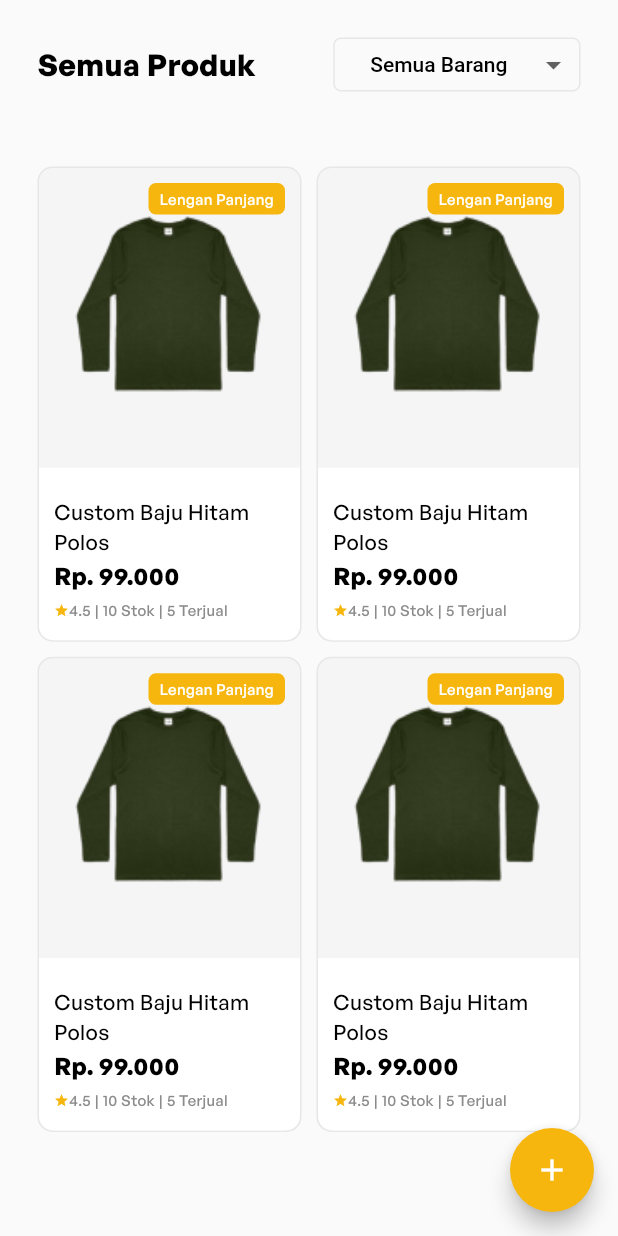
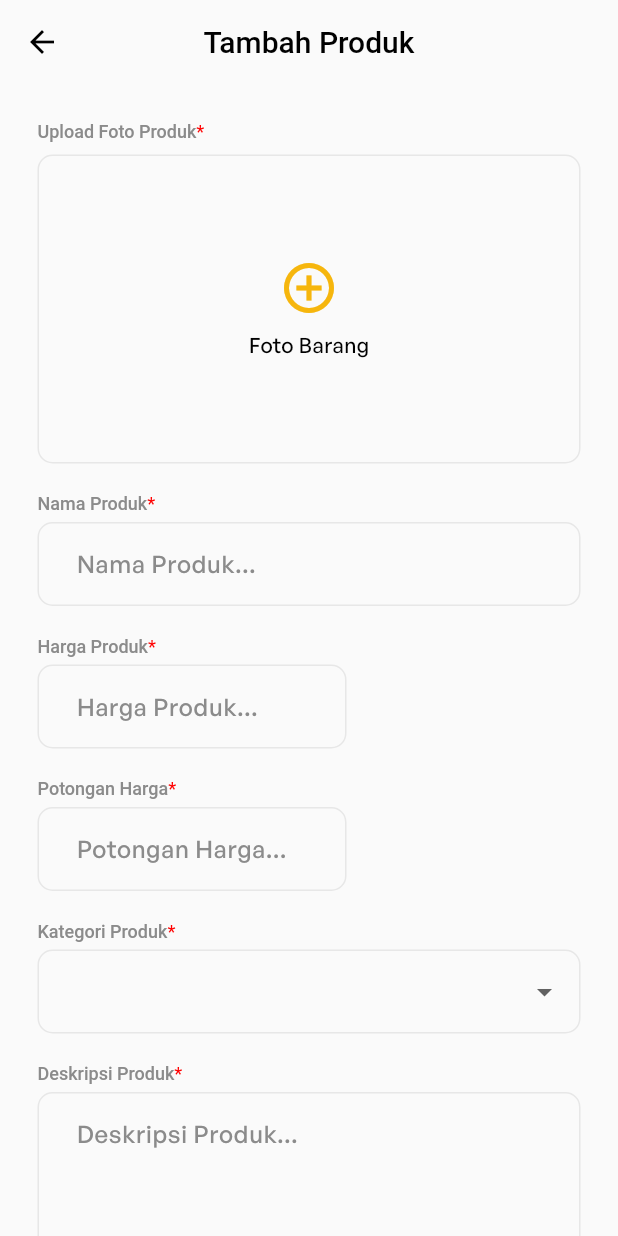
Before and after one commit to fdiwangkara/klambi_ta_admin, a Flutter app: the ProductScreenView screen opened by its route, after a tap on the "add" icon, on a phone screen of 412 x 824 dp. Run offline on Flutter 3.47's test engine with Material 3 defaults, Android fonts, the phone set to English and light mode, and no system bars; our stand-ins replace fl_chart, flutter_svg, get, image_picker.

Commit message:
style: [FD] Create Add Product Page View for Products

```diff
--- a/lib/components/custom_textfield.dart
+++ b/lib/components/custom_textfield.dart
@@ -12,6 +12,7 @@ class CustomTextFormField extends StatelessWidget {
   final String? Function(String?)? validator;
   final bool hasSuffixIcon;
   final Function()? onSuffixIconTap;
+  final int? maxLines; // Add this property
 
   const CustomTextFormField({
     Key? key,
@@ -24,6 +25,7 @@ class CustomTextFormField extends StatelessWidget {
     this.validator,
     this.hasSuffixIcon = false,
     this.onSuffixIconTap,
+    this.maxLines = 1, // Default value is 1
   }) : super(key: key);
 
   @override
@@ -34,6 +36,7 @@ class CustomTextFormField extends StatelessWidget {
       onChanged: onChanged,
       onSaved: onSaved,
       validator: validator,
+      maxLines: maxLines, // Use the maxLines property
       decoration: InputDecoration(
         contentPadding: const EdgeInsets.all(16),
         hintText: hintText,
--- a/lib/routes/routes.dart
+++ b/lib/routes/routes.dart
@@ -6,6 +6,8 @@ import 'package:klambi_admin/screens/login/login_binding.dart';
 import 'package:klambi_admin/screens/login/login_screen.dart';
 import 'package:klambi_admin/screens/orders/orders_binding.dart';
 import 'package:klambi_admin/screens/orders/orders_screen.dart';
+import 'package:klambi_admin/screens/product/add_product/add_product_binding.dart';
+import 'package:klambi_admin/screens/product/add_product/add_product_screen.dart';
 import 'package:klambi_admin/screens/product/product_binding.dart';
 import 'package:klambi_admin/screens/product/product_screen.dart';
 import 'package:klambi_admin/screens/profile/edit_profile/edit_profile_binding.dart';
@@ -37,6 +39,11 @@ List<GetPage> routes = [
     binding: ProductBinding(),
   ),
   GetPage(
+    name: '/addProduct',
+    page: () => const AddProductScreenView(),
+    binding: AddProductBinding(),
+  ),
+  GetPage(
     name: '/orders',
     page: () => const OrdersScreenView(),
     binding: OrdersBinding(),
--- /dev/null
+++ b/lib/screens/product/add_product/add_product_binding.dart
@@ -0,0 +1,11 @@
+import 'package:get/get.dart';
+import 'package:klambi_admin/screens/product/add_product/add_product_controller.dart';
+
+class AddProductBinding extends Bindings {
+  @override
+  void dependencies() {
+    Get.lazyPut<AddProductController>(
+          () => AddProductController(),
+    );
+  }
+}
--- /dev/null
+++ b/lib/screens/product/add_product/add_product_controller.dart
@@ -0,0 +1,6 @@
+import 'package:flutter/material.dart';
+import 'package:get/get.dart';
+
+class AddProductController extends GetxController {
+
+}
--- /dev/null
+++ b/lib/screens/product/add_product/add_product_screen.dart
@@ -0,0 +1,44 @@
+import 'package:flutter/material.dart';
+import 'package:get/get.dart';
+import 'package:klambi_admin/helper/constants.dart';
+import 'package:klambi_admin/screens/product/add_product/add_product_controller.dart';
+import 'package:klambi_admin/screens/product/add_product/components/add_form.dart';
+import 'package:klambi_admin/screens/product/product_controller.dart';
+
+class AddProductScreenView extends GetView<ProductController> {
+  const AddProductScreenView({super.key});
+
+  @override
+  Widget build(BuildContext context) {
+    Get.put(AddProductController());
+    return Scaffold(
+      appBar: AppBar(
+        backgroundColor: kBackgroundColor,
+        leading: IconButton(
+            onPressed: () {
+              Get.offAndToNamed("/product");
+            },
+            icon: Icon(Icons.arrow_back)),
+        title: Text(
+          "Tambah Produk",
+          textAlign: TextAlign.center,
+          style: TextStyle(
+            fontSize: 20,
+            fontWeight: FontWeight.w500,
+            color: kBlackColor  ,
+          ),
+        ),
+        centerTitle: true,
+      ),
+      backgroundColor: kBackgroundColor,
+      body: SingleChildScrollView(
+        padding: const EdgeInsets.symmetric(vertical: 25),
+        child: Column(
+          children: [
+            AddForm(),
+          ],
+        ),
+      ),
+    );
+  }
+}
--- /dev/null
+++ b/lib/screens/product/add_product/components/add_form.dart
@@ -0,0 +1,218 @@
+import 'package:flutter/material.dart';
+import 'package:klambi_admin/components/custom_icon.dart';
+import 'package:klambi_admin/helper/constants.dart';
+import 'package:klambi_admin/components/custom_textfield.dart';
+
+class AddForm extends StatelessWidget {
+  const AddForm({super.key});
+
+  @override
+  Widget build(BuildContext context) {
+    double width = MediaQuery.of(context).size.width;
+    return Padding(
+      padding: const EdgeInsets.symmetric(horizontal: 25),
+      child: Column(
+        crossAxisAlignment: CrossAxisAlignment.start,
+        children: [
+          RichText(
+            text: TextSpan(
+              text: 'Upload Foto Produk',
+              style: const TextStyle(color: kDarkGreyColor, fontSize: 12, fontWeight: FontWeight.w500,),
+              children: [
+                TextSpan(
+                  text: '*',
+                  style: const TextStyle(color: kDangerColor),
+                ),
+              ],
+            ),
+          ),
+          const SizedBox(height: 8),
+          GestureDetector(
+            onTap: () {
+              // Handle onTap
+            },
+            child: Container(
+              width: MediaQuery.of(context).size.width,
+              height: 206,
+              decoration: BoxDecoration(
+                color: kBackgroundColor,
+                border: Border.all(color: kLightGreyColor),
+                borderRadius: BorderRadius.circular(10),
+              ),
+              child: Column(
+                mainAxisAlignment: MainAxisAlignment.center,
+                children: [
+                  Icon(Icons.add_circle_outline_outlined, color: kPrimaryColor, size: 40),
+                  const SizedBox(height: 8),
+                  Text(
+                    'Foto Barang',
+                    style: TextStyle(color: kBlackColor, fontSize: 14),
+                  ),
+                ],
+              ),
+            ),
+          ),
+          const SizedBox(height: 20),
+          RichText(
+            text: TextSpan(
+              text: 'Nama Produk',
+              style: const TextStyle(color: kDarkGreyColor, fontSize: 12, fontWeight: FontWeight.w500),
+              children: [
+                TextSpan(
+                  text: '*',
+                  style: const TextStyle(color: kDangerColor),
+                ),
+              ],
+            ),
+          ),
+          const SizedBox(height: 5),
+          const CustomTextFormField(
+            hintText: 'Nama Produk...',
+          ),
+          const SizedBox(height: 20),
+          RichText(
+            text: TextSpan(
+              text: 'Harga Produk',
+              style: const TextStyle(color: kDarkGreyColor, fontSize: 12, fontWeight: FontWeight.w500),
+              children: [
+                TextSpan(
+                  text: '*',
+                  style: const TextStyle(color: kDangerColor),
+                ),
+              ],
+            ),
+          ),
+          const SizedBox(height: 5),
+          Container(
+            width: width / 2,
+            child: const CustomTextFormField(
+              hintText: 'Harga Produk...',
+              keyboardType: TextInputType.number,
+            ),
+          ),
+          const SizedBox(height: 20),
+          RichText(
+            text: TextSpan(
+              text: 'Potongan Harga',
+              style: const TextStyle(color: kDarkGreyColor, fontSize: 12, fontWeight: FontWeight.w500),
+              children: [
+                TextSpan(
+                  text: '*',
+                  style: const TextStyle(color: kDangerColor),
+                ),
+              ],
+            ),
+          ),
+          const SizedBox(height: 5),
+          Container(
+            width: width / 2,
+            child: const CustomTextFormField(
+              hintText: 'Potongan Harga...',
+              keyboardType: TextInputType.number,
+            ),
+          ),
+          const SizedBox(height: 20),
+          RichText(
+            text: TextSpan(
+              text: 'Kategori Produk',
+              style: const TextStyle(color: kDarkGreyColor, fontSize: 12, fontWeight: FontWeight.w500),
+              children: [
+                TextSpan(
+                  text: '*',
+                  style: const TextStyle(color: kDangerColor),
+                ),
+              ],
+            ),
+          ),
+          const SizedBox(height: 5),
+          DropdownButtonFormField<String>(
+            items: const [
+              DropdownMenuItem(value: 'Lengan Pendek', child: Text('Lengan Pendek')),
+              DropdownMenuItem(value: 'Lengan Panjang', child: Text('Lengan Panjang')),
+              DropdownMenuItem(value: 'Oversize', child: Text('Oversize')),
+            ],
+            onChanged: (value) {
+              // Handle dropdown value change
+            },
+            decoration: InputDecoration(
+              contentPadding: const EdgeInsets.all(16),
+              hintStyle: const TextStyle(
+                fontWeight: FontWeight.w500,
+                fontSize: 16,
+                color: kDarkGreyColor,
+              ),
+              floatingLabelBehavior: FloatingLabelBehavior.always,
+            ),
+          ),
+          const SizedBox(height: 20),
+          RichText(
+            text: TextSpan(
+              text: 'Deskripsi Produk',
+              style: const TextStyle(color: kDarkGreyColor, fontSize: 12, fontWeight: FontWeight.w500),
+              children: [
+                TextSpan(
+                  text: '*',
+                  style: const TextStyle(color: kDangerColor),
+                ),
+              ],
+            ),
+          ),
+          const SizedBox(height: 5),
+          Container(
+            height: 200, // Adjusted height for the description field
+            child: const CustomTextFormField(
+              hintText: 'Deskripsi Produk...',
+              keyboardType: TextInputType.multiline,
+              maxLines: 100, // Allowing multiple lines
+            ),
+          ),
+          const SizedBox(height: 20),
+          RichText(
+            text: TextSpan(
+              text: 'Stok Awal',
+              style: const TextStyle(color: kDarkGreyColor, fontSize: 12, fontWeight: FontWeight.w500),
+              children: [
+                TextSpan(
+                  text: '*',
+                  style: const TextStyle(color: kDangerColor),
+                ),
+              ],
+            ),
+          ),
+          const SizedBox(height: 5),
+          Container(
+            width: MediaQuery.of(context).size.width / 3, // Set the width for the stock field
+            child: const CustomTextFormField(
+              hintText: 'Stok Awal...',
+              keyboardType: TextInputType.number,
+            ),
+          ),
+          const SizedBox(height: 50),
+          SizedBox(
+            width: width,
+            height: 50,
+            child: ElevatedButton(
+              onPressed: () {
+                // Handle button press
+              },
+              style: ElevatedButton.styleFrom(
+                backgroundColor: kPrimaryColor,
+                shape: RoundedRectangleBorder(
+                  borderRadius: BorderRadius.circular(10),
+                ),
+              ),
+              child: Text(
+                'Tambah Produk',
+                style: TextStyle(
+                  color: kWhiteColor,
+                  fontSize: 16,
+                  fontWeight: FontWeight.w600,
+                ),
+              ),
+            ),
+          ),
+        ],
+      ),
+    );
+  }
+}
--- a/lib/screens/product/product_screen.dart
+++ b/lib/screens/product/product_screen.dart
@@ -26,7 +26,7 @@ class ProductScreenView extends GetView<ProductController> {
       ),
       floatingActionButton: FloatingActionButton(
         onPressed: () {
-          // Define the action for the button here
+          Get.offNamed("/addProduct");
         },
         backgroundColor: kPrimaryColor,
         shape: const CircleBorder(),
```
Also changed, not shown: 2 other files.
